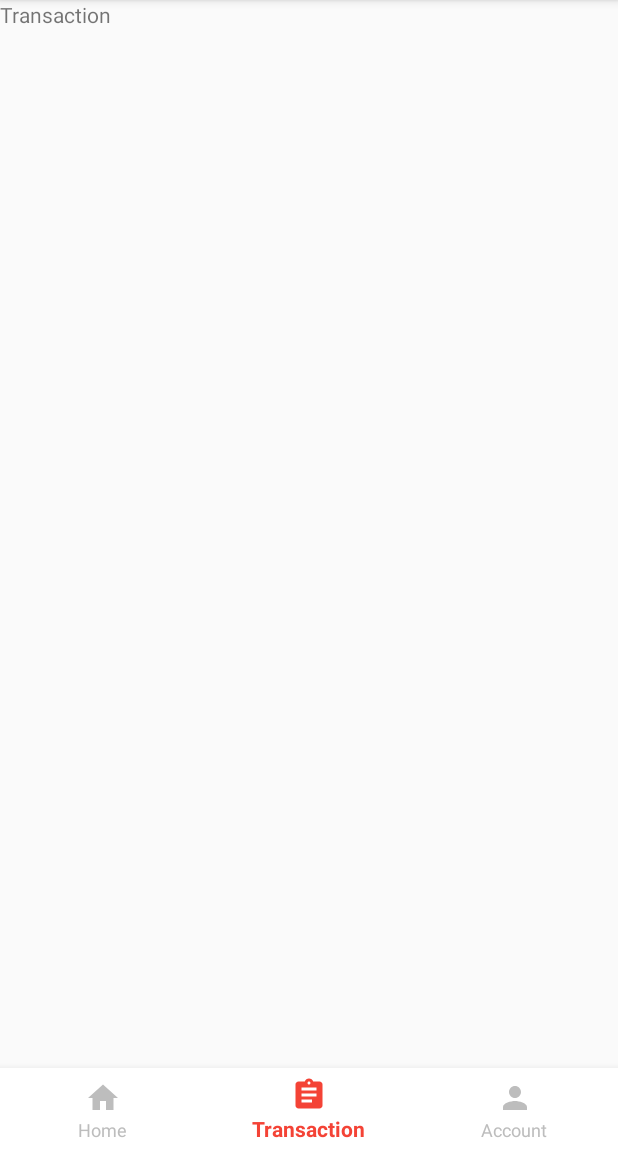
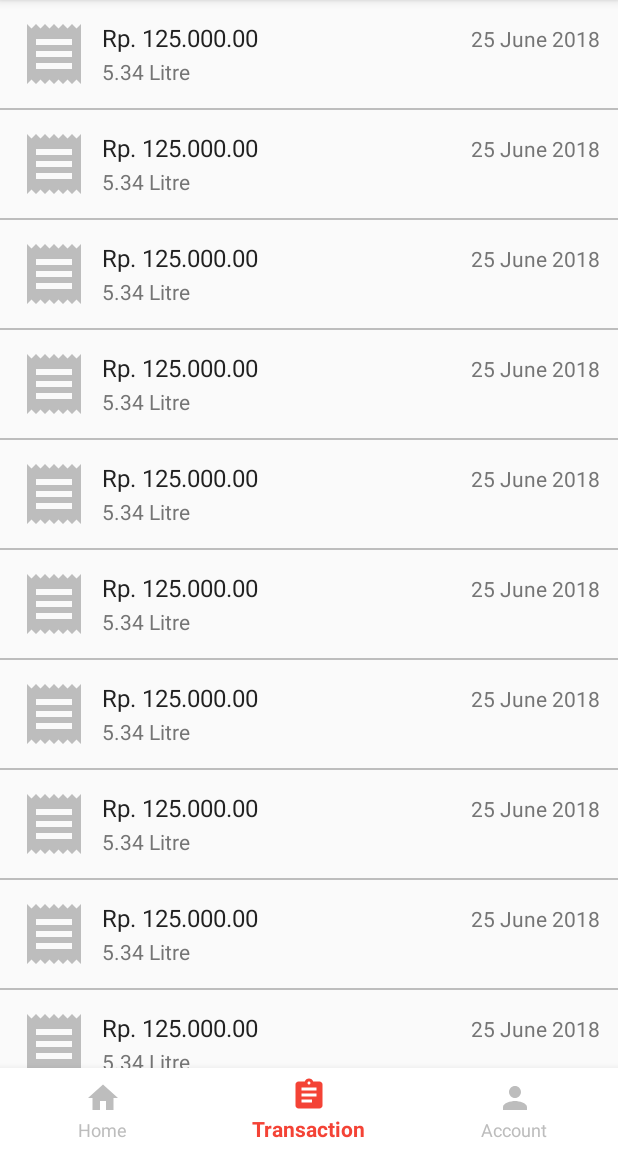
Before and after one commit to Raturu/pertamina_now_android, an Android app: the HomeActivity screen opened directly, with no data from a screen before it, item 2 of the bottom bar chosen, on a phone screen of 412 x 824 dp, the part 84-1236 px from its top. Run offline under Robolectric (Android 15) with nearby library versions, the phone set to English and light mode, and no system bars.

Commit message:
Add transaction history list view

```diff
--- /dev/null
+++ b/app/src/main/java/com/raturu/pertaminanow/data/model/Transaction.kt
@@ -0,0 +1,11 @@
+package com.raturu.pertaminanow.data.model
+
+import java.util.*
+
+/**
+ * Created on : April 07, 2018
+ * Author     : zetbaitsu
+ * Name       : Zetra
+ * GitHub     : https://github.com/zetbaitsu
+ */
+data class Transaction(val id: String, val createdAt: Date, val gasolineAmount: Int, val paidAmount: Long)
--- /dev/null
+++ b/app/src/main/java/com/raturu/pertaminanow/ui/adapter/BaseAdapter.kt
@@ -0,0 +1,112 @@
+package com.raturu.pertaminanow.ui.adapter
+
+import android.content.Context
+import android.support.v7.widget.RecyclerView
+import android.view.LayoutInflater
+import android.view.View
+import android.view.ViewGroup
+import com.raturu.pertaminanow.ui.adapter.viewholder.BaseViewHolder
+
+
+/**
+ * Created on : April 07, 2018
+ * Author     : zetbaitsu
+ * Name       : Zetra
+ * GitHub     : https://github.com/zetbaitsu
+ */
+abstract class BaseAdapter<Data, Holder : BaseViewHolder<Data>>(private val context: Context) : RecyclerView.Adapter<Holder>() {
+    protected val data: MutableList<Data> = mutableListOf()
+
+    protected var itemClickListener: OnItemClickListener? = null
+    protected var itemLongClickListener: OnItemLongClickListener? = null
+
+    protected fun getView(parent: ViewGroup, viewType: Int): View {
+        return LayoutInflater.from(context).inflate(getItemResourceLayout(viewType), parent, false)
+    }
+
+    protected abstract fun getItemResourceLayout(viewType: Int): Int
+
+    abstract override fun onCreateViewHolder(parent: ViewGroup, viewType: Int): Holder
+
+    override fun onBindViewHolder(holder: Holder, position: Int) {
+        holder.bind(data[position])
+    }
+
+    override fun getItemCount(): Int {
+        return data.size
+    }
+
+    override fun getItemId(position: Int): Long {
+        return position.toLong()
+    }
+
+    interface OnItemClickListener {
+        fun onItemClick(position: Int)
+    }
+
+    fun setOnItemClickListener(itemClickListener: OnItemClickListener) {
+        this.itemClickListener = itemClickListener
+    }
+
+    interface OnItemLongClickListener {
+        fun onItemLongClick(position: Int)
+    }
+
+    fun setOnItemLongClickListener(itemLongClickListener: OnItemLongClickListener) {
+        this.itemLongClickListener = itemLongClickListener
+    }
+
+    fun add(item: Data) {
+        data.add(item)
+        notifyItemInserted(data.size - 1)
+    }
+
+    fun add(item: Data, position: Int) {
+        data.add(position, item)
+        notifyItemInserted(position)
+    }
+
+    fun add(items: List<Data>) {
+        items.forEach { data.add(it) }
+        notifyDataSetChanged()
+    }
+
+    fun addOrUpdate(item: Data) {
+        val i = data.indexOf(item)
+        if (i >= 0) {
+            data[i] = item
+            notifyItemChanged(i)
+        } else {
+            add(item)
+        }
+    }
+
+    fun addOrUpdate(items: List<Data>) {
+        items.forEach {
+            val position = data.indexOf(it)
+            if (position >= 0) {
+                data[position] = it
+            } else {
+                data.add(it)
+            }
+        }
+        notifyDataSetChanged()
+    }
+
+    fun remove(position: Int) {
+        if (position >= 0 && position < data.size) {
+            data.removeAt(position)
+            notifyItemRemoved(position)
+        }
+    }
+
+    fun remove(item: Data) {
+        val position = data.indexOf(item)
+        remove(position)
+    }
+
+    fun clear() {
+        data.clear()
+        notifyDataSetChanged()
+    }
+}
--- /dev/null
+++ b/app/src/main/java/com/raturu/pertaminanow/ui/adapter/TransactionAdapter.kt
@@ -0,0 +1,23 @@
+package com.raturu.pertaminanow.ui.adapter
+
+import android.content.Context
+import android.view.ViewGroup
+import com.raturu.pertaminanow.R
+import com.raturu.pertaminanow.data.model.Transaction
+import com.raturu.pertaminanow.ui.adapter.viewholder.TransactionViewHolder
+
+/**
+ * Created on : April 07, 2018
+ * Author     : zetbaitsu
+ * Name       : Zetra
+ * GitHub     : https://github.com/zetbaitsu
+ */
+class TransactionAdapter(context: Context) : BaseAdapter<Transaction, TransactionViewHolder>(context) {
+    override fun getItemResourceLayout(viewType: Int): Int {
+        return R.layout.item_transaction
+    }
+
+    override fun onCreateViewHolder(parent: ViewGroup, viewType: Int): TransactionViewHolder {
+        return TransactionViewHolder(getView(parent, viewType), itemClickListener, itemLongClickListener)
+    }
+}
--- /dev/null
+++ b/app/src/main/java/com/raturu/pertaminanow/ui/adapter/viewholder/BaseViewHolder.kt
@@ -0,0 +1,37 @@
+package com.raturu.pertaminanow.ui.adapter.viewholder
+
+import android.support.v7.widget.RecyclerView
+import android.view.View
+import com.raturu.pertaminanow.ui.adapter.BaseAdapter.OnItemClickListener
+import com.raturu.pertaminanow.ui.adapter.BaseAdapter.OnItemLongClickListener
+
+/**
+ * Created on : April 07, 2018
+ * Author     : zetbaitsu
+ * Name       : Zetra
+ * GitHub     : https://github.com/zetbaitsu
+ */
+abstract class BaseViewHolder<Data>(itemView: View,
+                                    private val itemClickListener: OnItemClickListener? = null,
+                                    private val itemLongClickListener: OnItemLongClickListener? = null)
+    : RecyclerView.ViewHolder(itemView), View.OnClickListener, View.OnLongClickListener {
+
+    init {
+        itemView.setOnClickListener(this)
+        itemView.setOnLongClickListener(this)
+    }
+
+    abstract fun bind(data: Data)
+
+    override fun onClick(v: View) {
+        itemClickListener?.onItemClick(adapterPosition)
+    }
+
+    override fun onLongClick(v: View): Boolean {
+        itemLongClickListener?.let {
+            it.onItemLongClick(adapterPosition)
+            return true
+        }
+        return false
+    }
+}
--- /dev/null
+++ b/app/src/main/java/com/raturu/pertaminanow/ui/adapter/viewholder/TransactionViewHolder.kt
@@ -0,0 +1,21 @@
+package com.raturu.pertaminanow.ui.adapter.viewholder
+
+import android.view.View
+import com.raturu.pertaminanow.data.model.Transaction
+import com.raturu.pertaminanow.ui.adapter.BaseAdapter
+
+/**
+ * Created on : April 07, 2018
+ * Author     : zetbaitsu
+ * Name       : Zetra
+ * GitHub     : https://github.com/zetbaitsu
+ */
+class TransactionViewHolder(itemView: View,
+                            itemClickListener: BaseAdapter.OnItemClickListener?,
+                            itemLongClickListener: BaseAdapter.OnItemLongClickListener?)
+    : BaseViewHolder<Transaction>(itemView, itemClickListener, itemLongClickListener) {
+
+    override fun bind(data: Transaction) {
+
+    }
+}
--- a/app/src/main/java/com/raturu/pertaminanow/ui/fragment/TransactionFragment.kt
+++ b/app/src/main/java/com/raturu/pertaminanow/ui/fragment/TransactionFragment.kt
@@ -2,10 +2,15 @@ package com.raturu.pertaminanow.ui.fragment
 
 import android.os.Bundle
 import android.support.v4.app.Fragment
+import android.support.v7.widget.LinearLayoutManager
 import android.view.LayoutInflater
 import android.view.View
 import android.view.ViewGroup
 import com.raturu.pertaminanow.R
+import com.raturu.pertaminanow.data.model.Transaction
+import com.raturu.pertaminanow.ui.adapter.TransactionAdapter
+import kotlinx.android.synthetic.main.fragment_transaction.*
+import java.util.*
 
 /**
  * Created on : April 07, 2018
@@ -20,4 +25,19 @@ class TransactionFragment : Fragment() {
 
     override fun onCreateView(inflater: LayoutInflater, container: ViewGroup?, savedInstanceState: Bundle?): View? =
             inflater.inflate(R.layout.fragment_transaction, container, false)
+
+    override fun onActivityCreated(savedInstanceState: Bundle?) {
+        super.onActivityCreated(savedInstanceState)
+        val transactionAdapter = TransactionAdapter(activity!!)
+
+        recyclerView.layoutManager = LinearLayoutManager(activity)
+        recyclerView.setHasFixedSize(true)
+        recyclerView.adapter = transactionAdapter
+
+        transactionAdapter.add(generateDummyData(30))
+    }
+
+    private fun generateDummyData(count: Int): List<Transaction> {
+        return (0..count).map { Transaction("$it", Date(), it, it.toLong()) }
+    }
 }
--- /dev/null
+++ b/app/src/main/res/drawable/ic_receipt.xml
@@ -0,0 +1,5 @@
+<vector android:height="24dp" android:tint="#FFFFFF"
+    android:viewportHeight="24.0" android:viewportWidth="24.0"
+    android:width="24dp" xmlns:android="http://schemas.android.com/apk/res/android">
+    <path android:fillColor="#FF000000" android:pathData="M18,17L6,17v-2h12v2zM18,13L6,13v-2h12v2zM18,9L6,9L6,7h12v2zM3,22l1.5,-1.5L6,22l1.5,-1.5L9,22l1.5,-1.5L12,22l1.5,-1.5L15,22l1.5,-1.5L18,22l1.5,-1.5L21,22L21,2l-1.5,1.5L18,2l-1.5,1.5L15,2l-1.5,1.5L12,2l-1.5,1.5L9,2 7.5,3.5 6,2 4.5,3.5 3,2v20z"/>
+</vector>
--- a/app/src/main/res/layout/fragment_transaction.xml
+++ b/app/src/main/res/layout/fragment_transaction.xml
@@ -4,8 +4,9 @@
     android:layout_height="match_parent"
     android:orientation="vertical">
 
-    <TextView
+    <android.support.v7.widget.RecyclerView
+        android:id="@+id/recyclerView"
         android:layout_width="match_parent"
-        android:layout_height="wrap_content"
-        android:text="Transaction" />
+        android:layout_height="match_parent" />
+
 </LinearLayout>
--- /dev/null
+++ b/app/src/main/res/layout/item_transaction.xml
@@ -0,0 +1,73 @@
+<?xml version="1.0" encoding="utf-8"?>
+<LinearLayout xmlns:android="http://schemas.android.com/apk/res/android"
+    android:layout_width="match_parent"
+    android:layout_height="wrap_content"
+    android:background="?attr/selectableItemBackground"
+    android:orientation="vertical">
+
+    <LinearLayout
+        android:layout_width="match_parent"
+        android:layout_height="wrap_content"
+        android:orientation="horizontal"
+        android:padding="12dp">
+
+        <ImageView
+            android:layout_width="48dp"
+            android:layout_height="48dp"
+            android:layout_gravity="center"
+            android:src="@drawable/ic_receipt"
+            android:tint="@color/divider" />
+
+        <LinearLayout
+            android:layout_width="match_parent"
+            android:layout_height="wrap_content"
+            android:layout_gravity="center"
+            android:layout_marginStart="8dp"
+            android:orientation="vertical">
+
+            <LinearLayout
+                android:layout_width="match_parent"
+                android:layout_height="wrap_content"
+                android:orientation="horizontal">
+
+                <TextView
+                    android:id="@+id/paidAmount"
+                    android:layout_width="0dp"
+                    android:layout_height="wrap_content"
+                    android:layout_marginEnd="4dp"
+                    android:layout_weight="1"
+                    android:ellipsize="end"
+                    android:maxLines="1"
+                    android:text="Rp. 125.000.00"
+                    android:textColor="@color/primary_text"
+                    android:textSize="16sp" />
+
+                <TextView
+                    android:id="@+id/createdAt"
+                    android:layout_width="wrap_content"
+                    android:layout_height="wrap_content"
+                    android:text="25 June 2018"
+                    android:textColor="@color/secondary_text"
+                    android:textSize="14sp" />
+
+            </LinearLayout>
+
+            <TextView
+                android:id="@+id/gasolineAmount"
+                android:layout_width="wrap_content"
+                android:layout_height="wrap_content"
+                android:layout_marginTop="2dp"
+                android:text="5.34 Litre"
+                android:textColor="@color/secondary_text"
+                android:textSize="14sp" />
+
+        </LinearLayout>
+
+    </LinearLayout>
+
+    <View
+        android:layout_width="match_parent"
+        android:layout_height="1dp"
+        android:background="@color/divider" />
+
+</LinearLayout>
```
